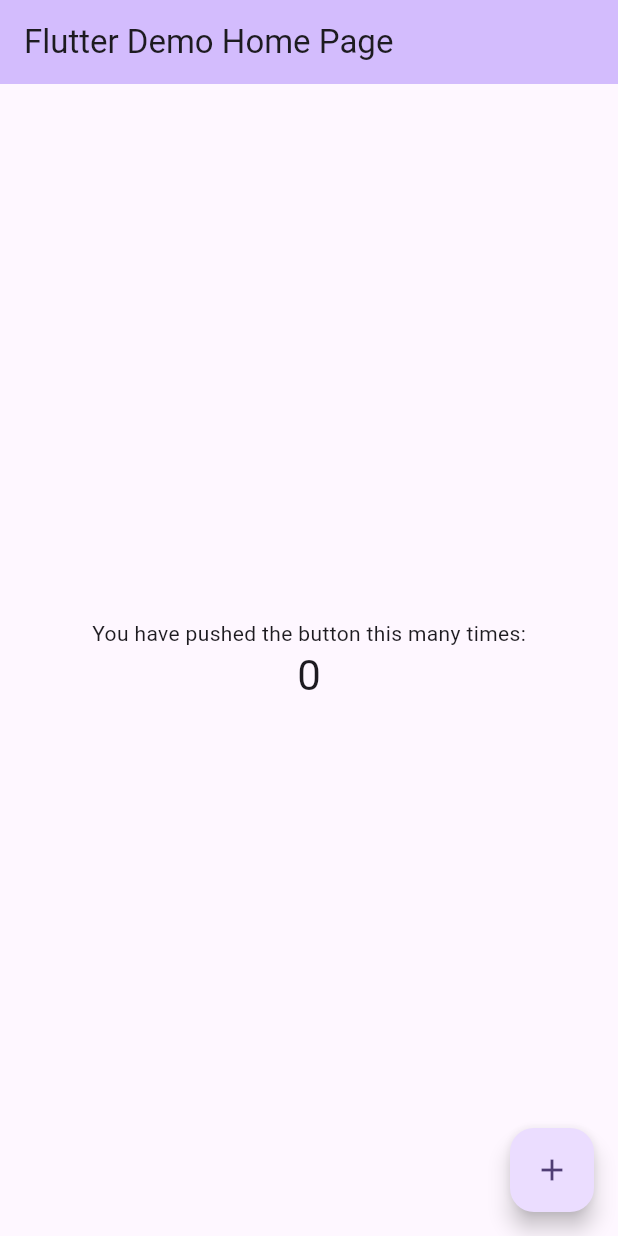
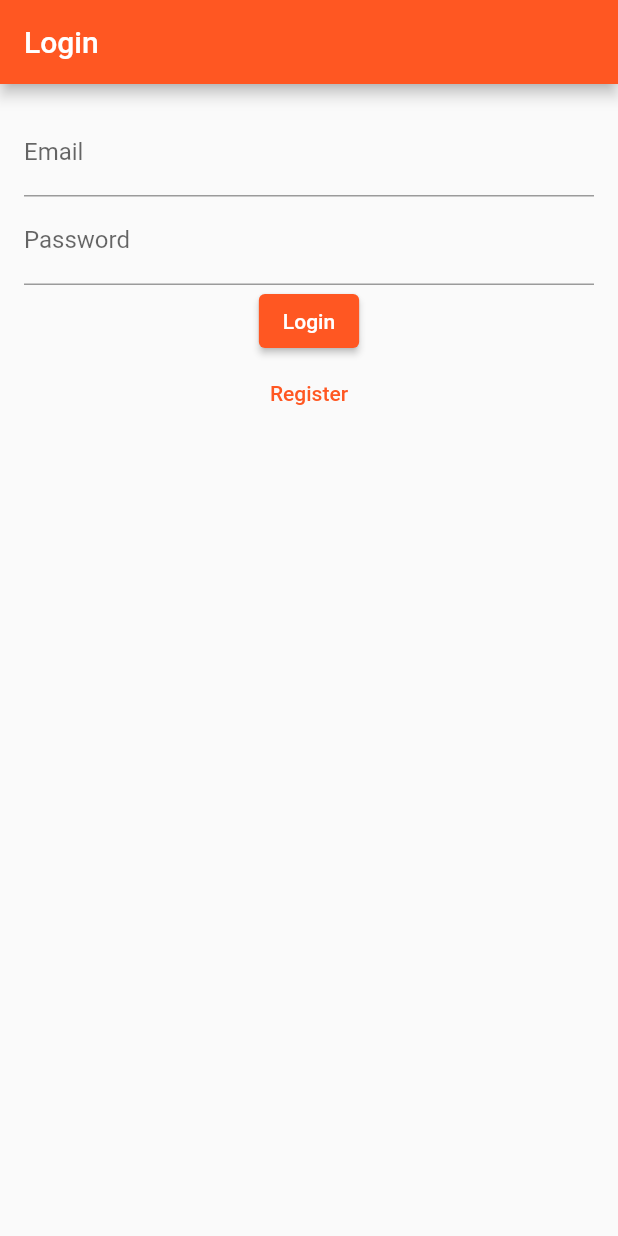
Before and after one commit to AT1927/app_final, a Flutter app: the screen it shows after launch, on a phone screen of 412 x 824 dp. Run offline on Flutter 3.47's test engine with Material 3 defaults, Android fonts, the phone set to English and light mode, and no system bars; our stand-ins replace cloud_firestore, firebase_auth, firebase_core; accounts and stored records are empty.

Commit message:
Changes Screens

```diff
--- a/flutter_final/lib/main.dart
+++ b/flutter_final/lib/main.dart
@@ -1,125 +1,35 @@
 import 'package:flutter/material.dart';
+import 'package:firebase_core/firebase_core.dart';
+import 'package:flutter_final/screens/home_screen.dart';
+import 'package:flutter_final/screens/login_screen.dart';
+import 'package:flutter_final/screens/register_screen.dart';
+import 'package:flutter_final/screens/profile_screen.dart';
 
-void main() {
+void main() async {
+  WidgetsFlutterBinding.ensureInitialized();
+  await Firebase.initializeApp();
   runApp(const MyApp());
 }
 
 class MyApp extends StatelessWidget {
   const MyApp({super.key});
 
-  // This widget is the root of your application.
   @override
   Widget build(BuildContext context) {
     return MaterialApp(
-      title: 'Flutter Demo',
+      debugShowCheckedModeBanner: false,
+      title: 'List of Bike Routes',
       theme: ThemeData(
-        // This is the theme of your application.
-        //
-        // TRY THIS: Try running your application with "flutter run". You'll see
-        // the application has a purple toolbar. Then, without quitting the app,
-        // try changing the seedColor in the colorScheme below to Colors.green
-        // and then invoke "hot reload" (save your changes or press the "hot
-        // reload" button in a Flutter-supported IDE, or press "r" if you used
-        // the command line to start the app).
-        //
-        // Notice that the counter didn't reset back to zero; the application
-        // state is not lost during the reload. To reset the state, use hot
-        // restart instead.
-        //
-        // This works for code too, not just values: Most code changes can be
-        // tested with just a hot reload.
-        colorScheme: ColorScheme.fromSeed(seedColor: Colors.deepPurple),
-        useMaterial3: true,
+        primarySwatch: Colors.deepOrange,
+        useMaterial3: false,
       ),
-      home: const MyHomePage(title: 'Flutter Demo Home Page'),
+      initialRoute: '/login',
+      routes: {
+        '/login': (context) => LoginScreen(),
+        '/register': (context) => RegisterScreen(),
+        '/home': (context) => HomeScreen(),
+        '/profile': (context) => ProfileScreen(),
+      },
     );
   }
 }
-
-class MyHomePage extends StatefulWidget {
-  const MyHomePage({super.key, required this.title});
-
-  // This widget is the home page of your application. It is stateful, meaning
-  // that it has a State object (defined below) that contains fields that affect
-  // how it looks.
-
-  // This class is the configuration for the state. It holds the values (in this
-  // case the title) provided by the parent (in this case the App widget) and
-  // used by the build method of the State. Fields in a Widget subclass are
-  // always marked "final".
-
-  final String title;
-
-  @override
-  State<MyHomePage> createState() => _MyHomePageState();
-}
-
-class _MyHomePageState extends State<MyHomePage> {
-  int _counter = 0;
-
-  void _incrementCounter() {
-    setState(() {
-      // This call to setState tells the Flutter framework that something has
-      // changed in this State, which causes it to rerun the build method below
-      // so that the display can reflect the updated values. If we changed
-      // _counter without calling setState(), then the build method would not be
-      // called again, and so nothing would appear to happen.
-      _counter++;
-    });
-  }
-
-  @override
-  Widget build(BuildContext context) {
-    // This method is rerun every time setState is called, for instance as done
-    // by the _incrementCounter method above.
-    //
-    // The Flutter framework has been optimized to make rerunning build methods
-    // fast, so that you can just rebuild anything that needs updating rather
-    // than having to individually change instances of widgets.
-    return Scaffold(
-      appBar: AppBar(
-        // TRY THIS: Try changing the color here to a specific color (to
-        // Colors.amber, perhaps?) and trigger a hot reload to see the AppBar
-        // change color while the other colors stay the same.
-        backgroundColor: Theme.of(context).colorScheme.inversePrimary,
-        // Here we take the value from the MyHomePage object that was created by
-        // the App.build method, and use it to set our appbar title.
-        title: Text(widget.title),
-      ),
-      body: Center(
-        // Center is a layout widget. It takes a single child and positions it
-        // in the middle of the parent.
-        child: Column(
-          // Column is also a layout widget. It takes a list of children and
-          // arranges them vertically. By default, it sizes itself to fit its
-          // children horizontally, and tries to be as tall as its parent.
-          //
-          // Column has various properties to control how it sizes itself and
-          // how it positions its children. Here we use mainAxisAlignment to
-          // center the children vertically; the main axis here is the vertical
-          // axis because Columns are vertical (the cross axis would be
-          // horizontal).
-          //
-          // TRY THIS: Invoke "debug painting" (choose the "Toggle Debug Paint"
-          // action in the IDE, or press "p" in the console), to see the
-          // wireframe for each widget.
-          mainAxisAlignment: MainAxisAlignment.center,
-          children: <Widget>[
-            const Text(
-              'You have pushed the button this many times:',
-            ),
-            Text(
-              '$_counter',
-              style: Theme.of(context).textTheme.headlineMedium,
-            ),
-          ],
-        ),
-      ),
-      floatingActionButton: FloatingActionButton(
-        onPressed: _incrementCounter,
-        tooltip: 'Increment',
-        child: const Icon(Icons.add),
-      ), // This trailing comma makes auto-formatting nicer for build methods.
-    );
-  }
-}
--- a/flutter_final/lib/screens/login_screen.dart
+++ b/flutter_final/lib/screens/login_screen.dart
@@ -0,0 +1,60 @@
+import 'package:flutter/material.dart';
+import 'package:firebase_auth/firebase_auth.dart';
+
+class LoginScreen extends StatefulWidget {
+  @override
+  _LoginScreenState createState() => _LoginScreenState();
+}
+
+class _LoginScreenState extends State<LoginScreen> {
+  final TextEditingController emailController = TextEditingController();
+  final TextEditingController passwordController = TextEditingController();
+  final FirebaseAuth _auth = FirebaseAuth.instance;
+
+  void _login() async {
+    try {
+      await _auth.signInWithEmailAndPassword(
+        email: emailController.text,
+        password: passwordController.text,
+      );
+      Navigator.pushReplacementNamed(context, '/home');
+    } catch (e) {
+      ScaffoldMessenger.of(context).showSnackBar(
+        SnackBar(content: Text('Login failed: $e')),
+      );
+    }
+  }
+
+  @override
+  Widget build(BuildContext context) {
+    return Scaffold(
+      appBar: AppBar(title: const Text('Login')),
+      body: Padding(
+        padding: const EdgeInsets.all(16.0),
+        child: Column(
+          children: [
+            TextField(
+              controller: emailController,
+              decoration: const InputDecoration(labelText: 'Email'),
+            ),
+            TextField(
+              controller: passwordController,
+              decoration: const InputDecoration(labelText: 'Password'),
+              obscureText: true,
+            ),
+            ElevatedButton(
+              onPressed: _login,
+              child: const Text('Login'),
+            ),
+            TextButton(
+              onPressed: () {
+                Navigator.pushNamed(context, '/register');
+              },
+              child: const Text('Register'),
+            ),
+          ],
+        ),
+      ),
+    );
+  }
+}
--- a/flutter_final/lib/screens/register_screen.dart
+++ b/flutter_final/lib/screens/register_screen.dart
@@ -0,0 +1,60 @@
+import 'package:flutter/material.dart';
+import 'package:firebase_auth/firebase_auth.dart';
+
+class RegisterScreen extends StatefulWidget {
+  @override
+  _RegisterScreenState createState() => _RegisterScreenState();
+}
+
+class _RegisterScreenState extends State<RegisterScreen> {
+  final TextEditingController emailController = TextEditingController();
+  final TextEditingController passwordController = TextEditingController();
+  final FirebaseAuth _auth = FirebaseAuth.instance;
+
+  void _register() async {
+    try {
+      await _auth.createUserWithEmailAndPassword(
+        email: emailController.text,
+        password: passwordController.text,
+      );
+      Navigator.pushReplacementNamed(context, '/home');
+    } catch (e) {
+      ScaffoldMessenger.of(context).showSnackBar(
+        SnackBar(content: Text('Registration failed: $e')),
+      );
+    }
+  }
+
+  @override
+  Widget build(BuildContext context) {
+    return Scaffold(
+      appBar: AppBar(title: const Text('Register')),
+      body: Padding(
+        padding: const EdgeInsets.all(16.0),
+        child: Column(
+          children: [
+            TextField(
+              controller: emailController,
+              decoration: const InputDecoration(labelText: 'Email'),
+            ),
+            TextField(
+              controller: passwordController,
+              decoration: const InputDecoration(labelText: 'Password'),
+              obscureText: true,
+            ),
+            ElevatedButton(
+              onPressed: _register,
+              child: const Text('Register'),
+            ),
+            TextButton(
+              onPressed: () {
+                Navigator.pushNamed(context, '/login');
+              },
+              child: const Text('Login'),
+            ),
+          ],
+        ),
+      ),
+    );
+  }
+}
```
Also changed, not shown: flutter_final/lib/screens/home_screen.dart (+63 -0 lines), flutter_final/lib/screens/profile_screen.dart (+53 -0 lines).
